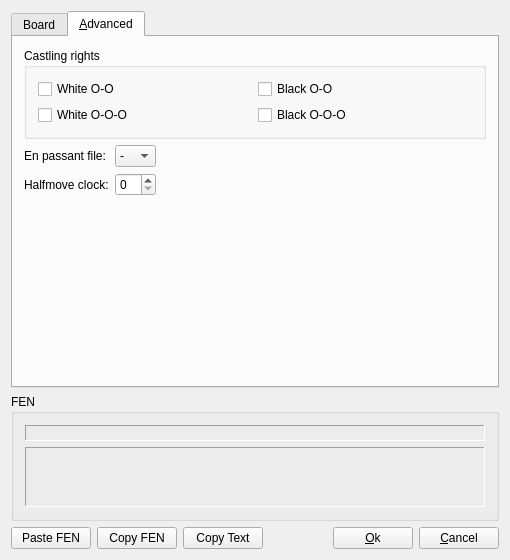
Before: the Qt Designer form src/gui/boardsetup.ui in madnight/chessx, drawn with Qt 5.
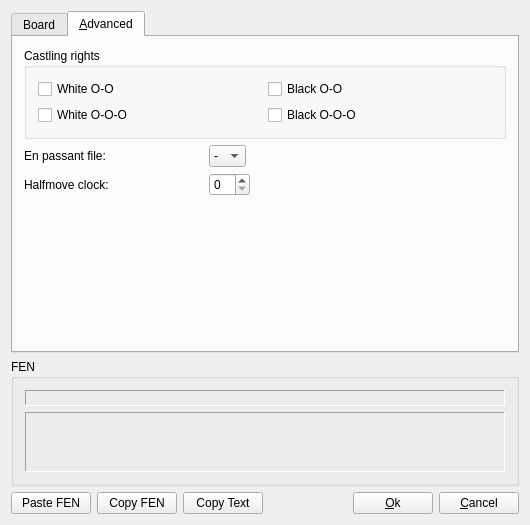
After: the same form once the commit is applied. The open tabs and pages were chosen to show the change. Custom widgets are drawn as their Qt base class.

Commit message: CR#3614250	Smarter Caching of Database Index

What changed in the file:
```diff
--- a/src/gui/boardsetup.ui
+++ b/src/gui/boardsetup.ui
@@ -6,71 +6,15 @@
    <rect>
     <x>0</x>
     <y>0</y>
-    <width>510</width>
-    <height>560</height>
+    <width>530</width>
+    <height>525</height>
    </rect>
   </property>
   <property name="windowTitle">
    <string>Setup position</string>
   </property>
-  <layout class="QGridLayout">
-   <item row="3" column="0">
-    <widget class="QGroupBox" name="groupBox_2">
-     <property name="title">
-      <string>FEN</string>
-     </property>
-     <layout class="QVBoxLayout" name="verticalLayout">
+  <layout class="QVBoxLayout" name="verticalLayout_3">
       <item>
-       <widget class="QLabel" name="fenLabel">
-        <property name="minimumSize">
-         <size>
-          <width>400</width>
-          <height>0</height>
-         </size>
-        </property>
-        <property name="frameShape">
-         <enum>QFrame::Panel</enum>
-        </property>
-        <property name="frameShadow">
-         <enum>QFrame::Sunken</enum>
-        </property>
-        <property name="text">
-         <string/>
-        </property>
-       </widget>
-      </item>
-      <item>
-       <widget class="QLabel" name="humanFEN">
-        <property name="sizePolicy">
-         <sizepolicy hsizetype="Preferred" vsizetype="Fixed">
-          <horstretch>0</horstretch>
-          <verstretch>0</verstretch>
-         </sizepolicy>
-        </property>
-        <property name="minimumSize">
-         <size>
-          <width>400</width>
-          <height>60</height>
-         </size>
-        </property>
-        <property name="frameShape">
-         <enum>QFrame::Panel</enum>
-        </property>
-        <property name="frameShadow">
-         <enum>QFrame::Sunken</enum>
-        </property>
-        <property name="text">
-         <string/>
-        </property>
-        <property name="wordWrap">
-         <bool>true</bool>
-        </property>
-       </widget>
-      </item>
-     </layout>
-    </widget>
-   </item>
-   <item row="2" column="0">
     <widget class="QTabWidget" name="tabWidget">
      <property name="currentIndex">
       <number>0</number>
@@ -181,58 +125,6 @@
        <string>&amp;Advanced</string>
       </attribute>
       <layout class="QGridLayout">
-       <item row="2" column="1">
-        <widget class="QSpinBox" name="halfmoveSpin">
-         <property name="sizePolicy">
-          <sizepolicy hsizetype="Fixed" vsizetype="Fixed">
-           <horstretch>0</horstretch>
-           <verstretch>0</verstretch>
-          </sizepolicy>
-         </property>
-         <property name="minimum">
-          <number>0</number>
-         </property>
-         <property name="maximum">
-          <number>99</number>
-         </property>
-         <property name="value">
-          <number>0</number>
-         </property>
-        </widget>
-       </item>
-       <item row="2" column="2">
-        <spacer>
-         <property name="orientation">
-          <enum>Qt::Horizontal</enum>
-         </property>
-         <property name="sizeHint" stdset="0">
-          <size>
-           <width>40</width>
-           <height>20</height>
-          </size>
-         </property>
-        </spacer>
-       </item>
-       <item row="1" column="2">
-        <spacer>
-         <property name="orientation">
-          <enum>Qt::Horizontal</enum>
-         </property>
-         <property name="sizeHint" stdset="0">
-          <size>
-           <width>40</width>
-           <height>20</height>
-          </size>
-         </property>
-        </spacer>
-       </item>
-       <item row="1" column="0">
-        <widget class="QLabel" name="label">
-         <property name="text">
-          <string>En passant file:</string>
-         </property>
-        </widget>
-       </item>
        <item row="0" column="0" colspan="3">
         <widget class="QGroupBox" name="groupBox">
          <property name="title">
@@ -270,7 +162,42 @@
          </layout>
         </widget>
        </item>
-       <item row="1" column="1">
+       <item row="5" column="0">
+        <spacer name="verticalSpacer">
+         <property name="orientation">
+          <enum>Qt::Vertical</enum>
+         </property>
+         <property name="sizeHint" stdset="0">
+          <size>
+           <width>20</width>
+           <height>40</height>
+          </size>
+         </property>
+        </spacer>
+       </item>
+       <item row="3" column="0" colspan="2">
+        <layout class="QHBoxLayout" name="horizontalLayout">
+         <item>
+          <widget class="QLabel" name="label">
+           <property name="text">
+            <string>En passant file:</string>
+           </property>
+          </widget>
+         </item>
+         <item>
+          <spacer name="horizontalSpacer">
+           <property name="orientation">
+            <enum>Qt::Horizontal</enum>
+           </property>
+           <property name="sizeHint" stdset="0">
+            <size>
+             <width>40</width>
+             <height>20</height>
+            </size>
+           </property>
+          </spacer>
+         </item>
+         <item>
         <widget class="QComboBox" name="epCombo">
          <property name="currentIndex">
           <number>0</number>
@@ -322,31 +249,138 @@
          </item>
         </widget>
        </item>
-       <item row="2" column="0">
+         <item>
+          <spacer>
+           <property name="orientation">
+            <enum>Qt::Horizontal</enum>
+           </property>
+           <property name="sizeHint" stdset="0">
+            <size>
+             <width>40</width>
+             <height>20</height>
+            </size>
+           </property>
+          </spacer>
+         </item>
+        </layout>
+       </item>
+       <item row="4" column="0" colspan="2">
+        <layout class="QHBoxLayout" name="horizontalLayout_2">
+         <item>
         <widget class="QLabel" name="label_2">
          <property name="text">
           <string>Halfmove clock:</string>
          </property>
         </widget>
        </item>
-       <item row="3" column="1">
+         <item>
+          <spacer name="horizontalSpacer_2">
+           <property name="orientation">
+            <enum>Qt::Horizontal</enum>
+           </property>
+           <property name="sizeHint" stdset="0">
+            <size>
+             <width>40</width>
+             <height>20</height>
+            </size>
+           </property>
+          </spacer>
+         </item>
+         <item>
+          <widget class="QSpinBox" name="halfmoveSpin">
+           <property name="sizePolicy">
+            <sizepolicy hsizetype="Fixed" vsizetype="Fixed">
+             <horstretch>0</horstretch>
+             <verstretch>0</verstretch>
+            </sizepolicy>
+           </property>
+           <property name="minimum">
+            <number>0</number>
+           </property>
+           <property name="maximum">
+            <number>99</number>
+           </property>
+           <property name="value">
+            <number>0</number>
+           </property>
+          </widget>
+         </item>
+         <item>
         <spacer>
          <property name="orientation">
-          <enum>Qt::Vertical</enum>
+            <enum>Qt::Horizontal</enum>
          </property>
          <property name="sizeHint" stdset="0">
           <size>
-           <width>20</width>
-           <height>40</height>
+             <width>40</width>
+             <height>20</height>
           </size>
          </property>
         </spacer>
        </item>
       </layout>
+       </item>
+      </layout>
      </widget>
     </widget>
    </item>
-   <item row="6" column="0">
+   <item>
+    <widget class="QGroupBox" name="groupBox_2">
+     <property name="title">
+      <string>FEN</string>
+     </property>
+     <layout class="QVBoxLayout" name="verticalLayout">
+      <item>
+       <widget class="QLabel" name="fenLabel">
+        <property name="minimumSize">
+         <size>
+          <width>400</width>
+          <height>0</height>
+         </size>
+        </property>
+        <property name="frameShape">
+         <enum>QFrame::Panel</enum>
+        </property>
+        <property name="frameShadow">
+         <enum>QFrame::Sunken</enum>
+        </property>
+        <property name="text">
+         <string/>
+        </property>
+       </widget>
+      </item>
+      <item>
+       <widget class="QLabel" name="humanFEN">
+        <property name="sizePolicy">
+         <sizepolicy hsizetype="Preferred" vsizetype="Fixed">
+          <horstretch>0</horstretch>
+          <verstretch>0</verstretch>
+         </sizepolicy>
+        </property>
+        <property name="minimumSize">
+         <size>
+          <width>400</width>
+          <height>60</height>
+         </size>
+        </property>
+        <property name="frameShape">
+         <enum>QFrame::Panel</enum>
+        </property>
+        <property name="frameShadow">
+         <enum>QFrame::Sunken</enum>
+        </property>
+        <property name="text">
+         <string/>
+        </property>
+        <property name="wordWrap">
+         <bool>true</bool>
+        </property>
+       </widget>
+      </item>
+     </layout>
+    </widget>
+   </item>
+   <item>
     <layout class="QHBoxLayout">
      <item>
       <widget class="QPushButton" name="pasteButton">
```
Left out of the diff: 1 changed line with no effect on the pictures. Lines whose indentation alone changed are shown as unchanged. The commit also changes 1 other file.
